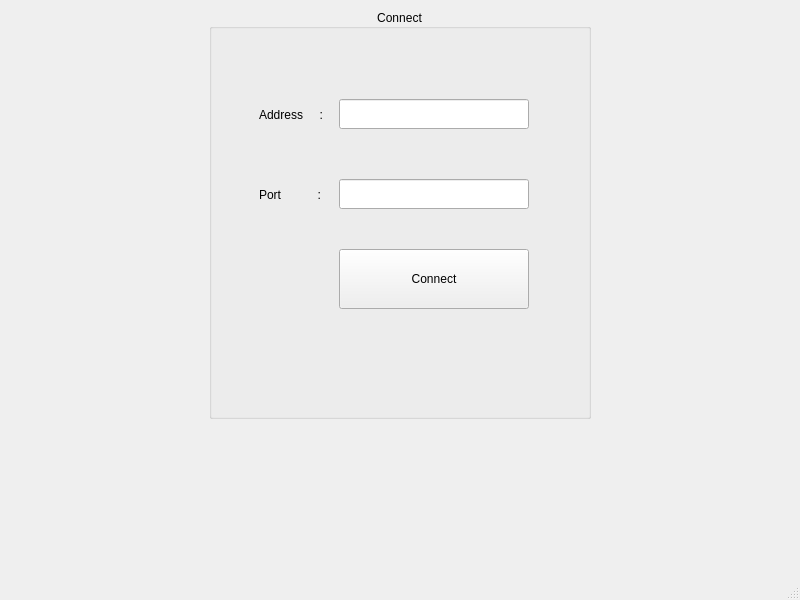
Above: My_Beloved_Client/connect.ui from HoSaiN-643/QuantumDeck before the change. Below: the same form after it.
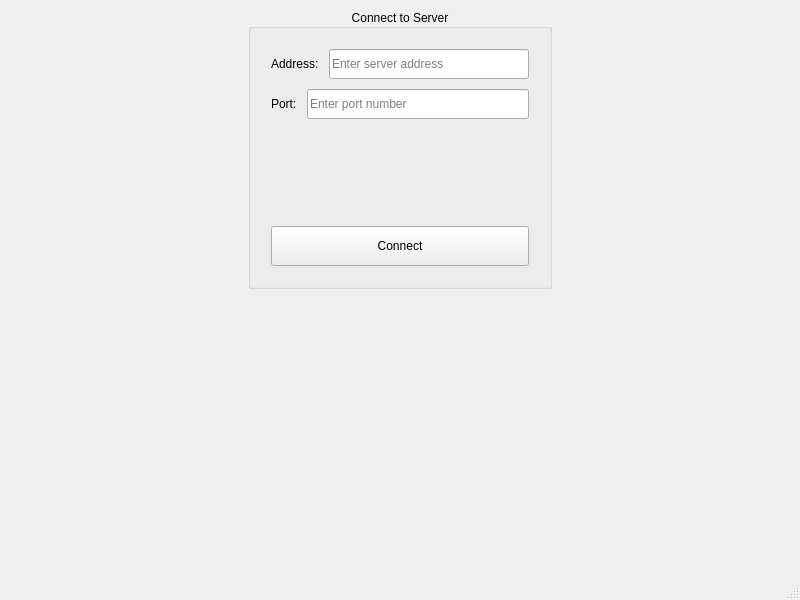
That is the form after the change.

Diff of the .ui file:
```diff
--- a/My_Beloved_Client/connect.ui
+++ b/My_Beloved_Client/connect.ui
@@ -21,7 +21,7 @@
        <enum>Qt::Orientation::Horizontal</enum>
       </property>
       <property name="sizeType">
-       <enum>QSizePolicy::Policy::Fixed</enum>
+       <enum>QSizePolicy::Expanding</enum>
       </property>
       <property name="sizeHint" stdset="0">
        <size>
@@ -33,82 +33,103 @@
     </item>
     <item row="0" column="1">
      <widget class="QGroupBox" name="groupBox">
-      <property name="font">
-       <font>
-        <bold>false</bold>
-       </font>
-      </property>
       <property name="title">
-       <string>Connect</string>
+       <string>Connect to Server</string>
       </property>
       <property name="alignment">
        <set>Qt::AlignmentFlag::AlignCenter</set>
       </property>
-      <widget class="QLabel" name="label">
-       <property name="geometry">
-        <rect>
-         <x>50</x>
-         <y>90</y>
-         <width>80</width>
-         <height>31</height>
-        </rect>
+      <layout class="QVBoxLayout" name="verticalLayout">
+       <property name="spacing">
+        <number>10</number>
        </property>
-       <property name="text">
-        <string>Address     :</string>
+       <property name="leftMargin">
+        <number>20</number>
        </property>
-      </widget>
-      <widget class="QLabel" name="label_2">
-       <property name="geometry">
-        <rect>
-         <x>50</x>
-         <y>170</y>
-         <width>80</width>
-         <height>31</height>
-        </rect>
+       <property name="topMargin">
+        <number>20</number>
        </property>
-       <property name="text">
-        <string>Port           :</string>
+       <property name="rightMargin">
+        <number>20</number>
        </property>
-      </widget>
-      <widget class="QPushButton" name="Connect_Btn">
-       <property name="geometry">
-        <rect>
-         <x>130</x>
-         <y>240</y>
-         <width>190</width>
-         <height>60</height>
-        </rect>
+       <property name="bottomMargin">
+        <number>20</number>
        </property>
-       <property name="text">
-        <string>Connect</string>
-       </property>
-      </widget>
-      <widget class="QLineEdit" name="Address_line">
-       <property name="geometry">
-        <rect>
-         <x>130</x>
-         <y>90</y>
-         <width>190</width>
-         <height>30</height>
-        </rect>
-       </property>
-       <property name="text">
-        <string/>
-       </property>
-      </widget>
-      <widget class="QLineEdit" name="Port_line">
-       <property name="geometry">
-        <rect>
-         <x>130</x>
-         <y>170</y>
-         <width>190</width>
-         <height>30</height>
-        </rect>
-       </property>
-       <property name="text">
-        <string/>
-       </property>
-      </widget>
+       <item>
+        <layout class="QHBoxLayout" name="horizontalLayout">
+         <item>
+          <widget class="QLabel" name="label">
+           <property name="text">
+            <string>Address:</string>
+           </property>
+          </widget>
+         </item>
+         <item>
+          <widget class="QLineEdit" name="Address_line">
+           <property name="placeholderText">
+            <string>Enter server address</string>
+           </property>
+           <property name="minimumSize">
+            <size>
+             <width>200</width>
+             <height>30</height>
+            </size>
+           </property>
+          </widget>
+         </item>
+        </layout>
+       </item>
+       <item>
+        <layout class="QHBoxLayout" name="horizontalLayout_2">
+         <item>
+          <widget class="QLabel" name="label_2">
+           <property name="text">
+            <string>Port:</string>
+           </property>
+          </widget>
+         </item>
+         <item>
+          <widget class="QLineEdit" name="Port_line">
+           <property name="placeholderText">
+            <string>Enter port number</string>
+           </property>
+           <property name="minimumSize">
+            <size>
+             <width>200</width>
+             <height>30</height>
+            </size>
+           </property>
+          </widget>
+         </item>
+        </layout>
+       </item>
+       <item>
+        <spacer name="verticalSpacer_2">
+         <property name="orientation">
+          <enum>Qt::Vertical</enum>
+         </property>
+         <property name="sizeHint" stdset="0">
+          <size>
+           <width>20</width>
+           <height>20</height>
+          </size>
+         </property>
+        </spacer>
+       </item>
+       <item>
+        <widget class="QPushButton" name="Connect_Btn">
+         <property name="text">
+          <string>Connect</string>
+         </property>
+         <property name="minimumSize">
+          <size>
+           <width>150</width>
+           <height>40</height>
+          </size>
+         </property>
+        </widget>
+       </item>
+      </layout>
      </widget>
     </item>
     <item row="0" column="2">
@@ -117,7 +138,7 @@
        <enum>Qt::Orientation::Horizontal</enum>
       </property>
       <property name="sizeType">
-       <enum>QSizePolicy::Policy::Fixed</enum>
+       <enum>QSizePolicy::Expanding</enum>
       </property>
       <property name="sizeHint" stdset="0">
        <size>
@@ -133,7 +154,7 @@
        <enum>Qt::Orientation::Vertical</enum>
       </property>
       <property name="sizeType">
-       <enum>QSizePolicy::Policy::Fixed</enum>
+       <enum>QSizePolicy::Expanding</enum>
       </property>
       <property name="sizeHint" stdset="0">
        <size>
```
Left out of the diff: 29 changed lines with no effect on the pictures.
